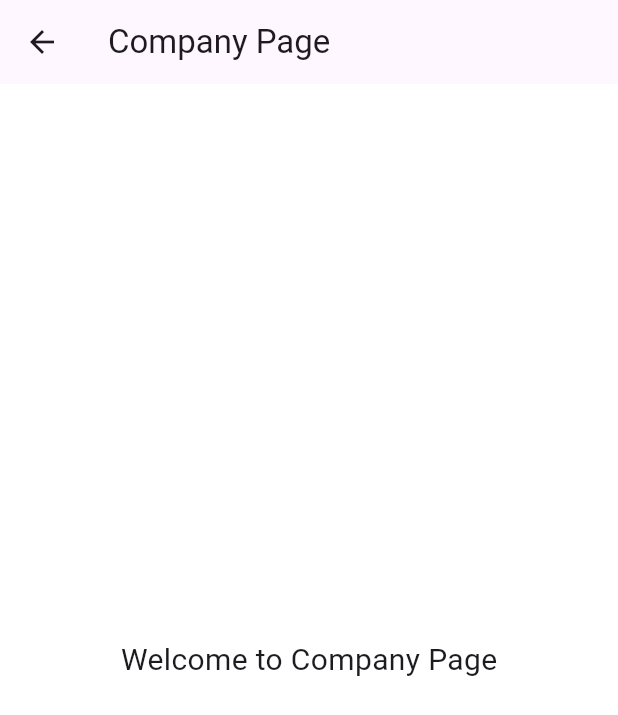
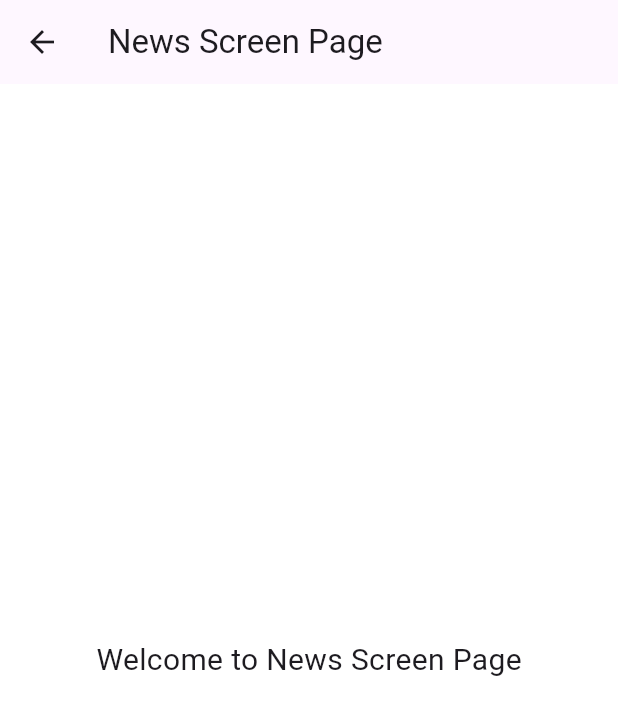
Before and after one commit to agstydva/dpbo, a Flutter app: the NewsScreen screen opened directly, on a phone screen of 412 x 824 dp. Shown: the top 715 px of the screen. Run offline on Flutter 3.47's test engine with Material 3 defaults, Android fonts, the light colour scheme and no system bars.

Commit message:
fix news_screen text

```diff
--- a/my_app/lib/screens/news_screen.dart
+++ b/my_app/lib/screens/news_screen.dart
@@ -5,11 +5,11 @@ class NewsScreen extends StatelessWidget {
   Widget build(BuildContext context) {
     return Scaffold(
       appBar: AppBar(
-        title: Text("Company Page"),
+        title: Text("News Screen Page"),
       ),
       body: Center(
         child: Text(
-          "Welcome to Company Page",
+          "Welcome to News Screen Page",
           style: TextStyle(fontSize: 20),
         ),
       ),
```
